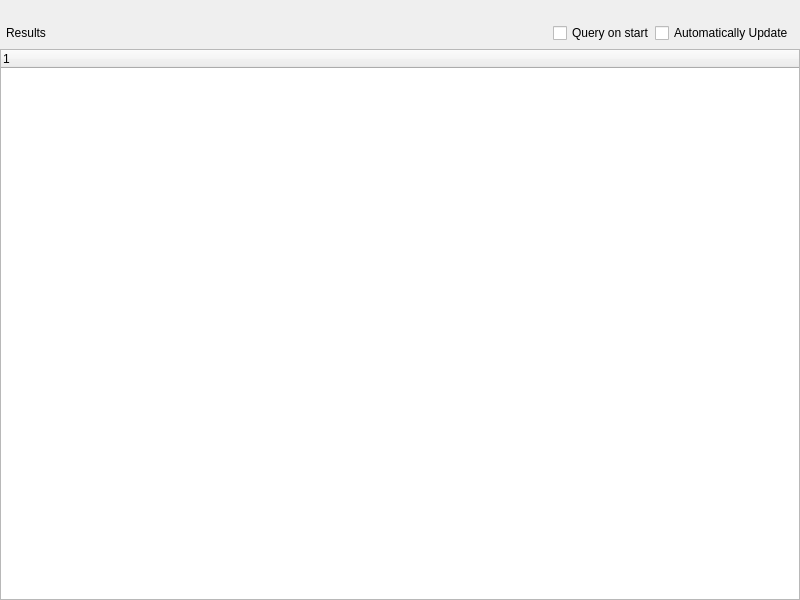
Before: the Qt Designer form guiclient/display.ui in Pegasus-RPG/xtuple-client, drawn with Qt 5.
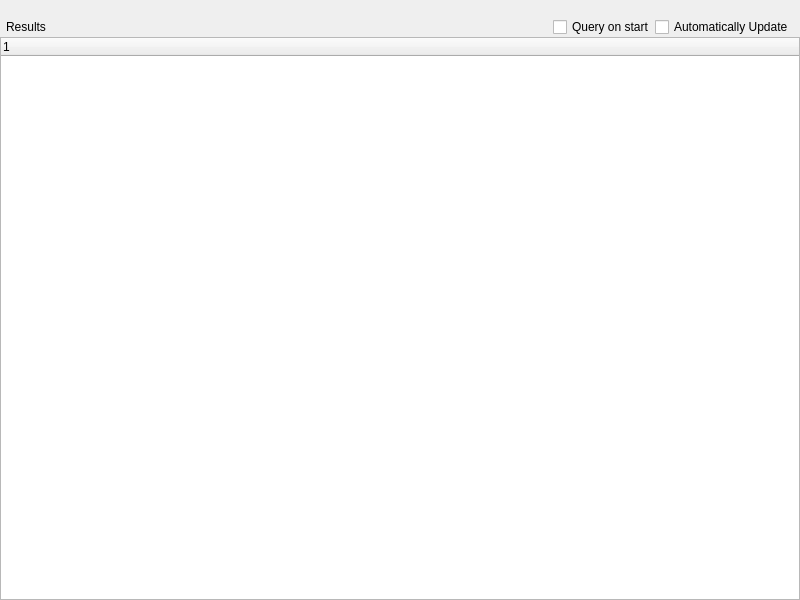
After: the same form once the commit is applied. Custom widgets are drawn as their Qt base class.

Commit message: Tighten up spacing.

```diff
--- a/guiclient/display.ui
+++ b/guiclient/display.ui
@@ -14,6 +14,9 @@
    <string>display</string>
   </property>
   <layout class="QGridLayout" name="gridLayout">
+   <property name="verticalSpacing">
+    <number>0</number>
+   </property>
    <property name="margin">
     <number>0</number>
    </property>
```
The commit also changes 3 other files.
